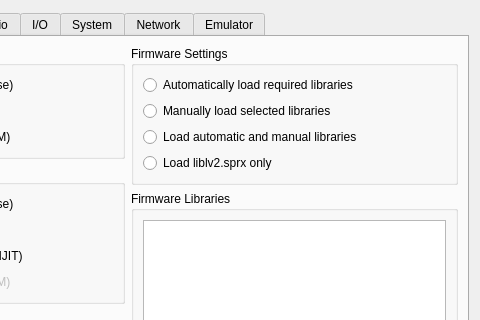
Before: the Qt Designer form rpcs3/rpcs3qt/settings_dialog.ui in RPCS3/rpcs3, drawn with Qt 5; both pictures show x 146 to 626 and y 0 to 320 of the 626 by 651 pixel window.
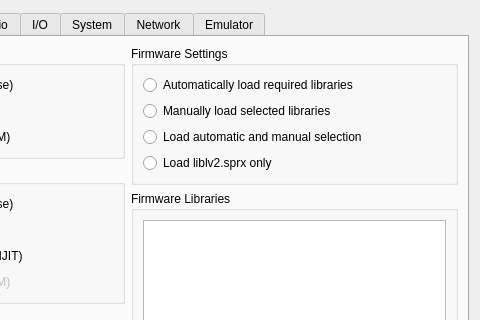
After: the same form once the commit is applied. Icons and pictures are not drawn.

Commit message:
settings_dialog: get rid of string duplication
use enum to dictate button id

Patch:
```diff
--- a/rpcs3/rpcs3qt/settings_dialog.ui
+++ b/rpcs3/rpcs3qt/settings_dialog.ui
@@ -232,7 +232,7 @@
                  </sizepolicy>
                 </property>
                 <property name="text">
-                 <string>Load automatic and manual libraries</string>
+                 <string>Load automatic and manual selection</string>
                 </property>
                </widget>
               </item>
```
Left out of the diff: 25 changed lines with no effect on the pictures. The commit also changes 1 other file.
